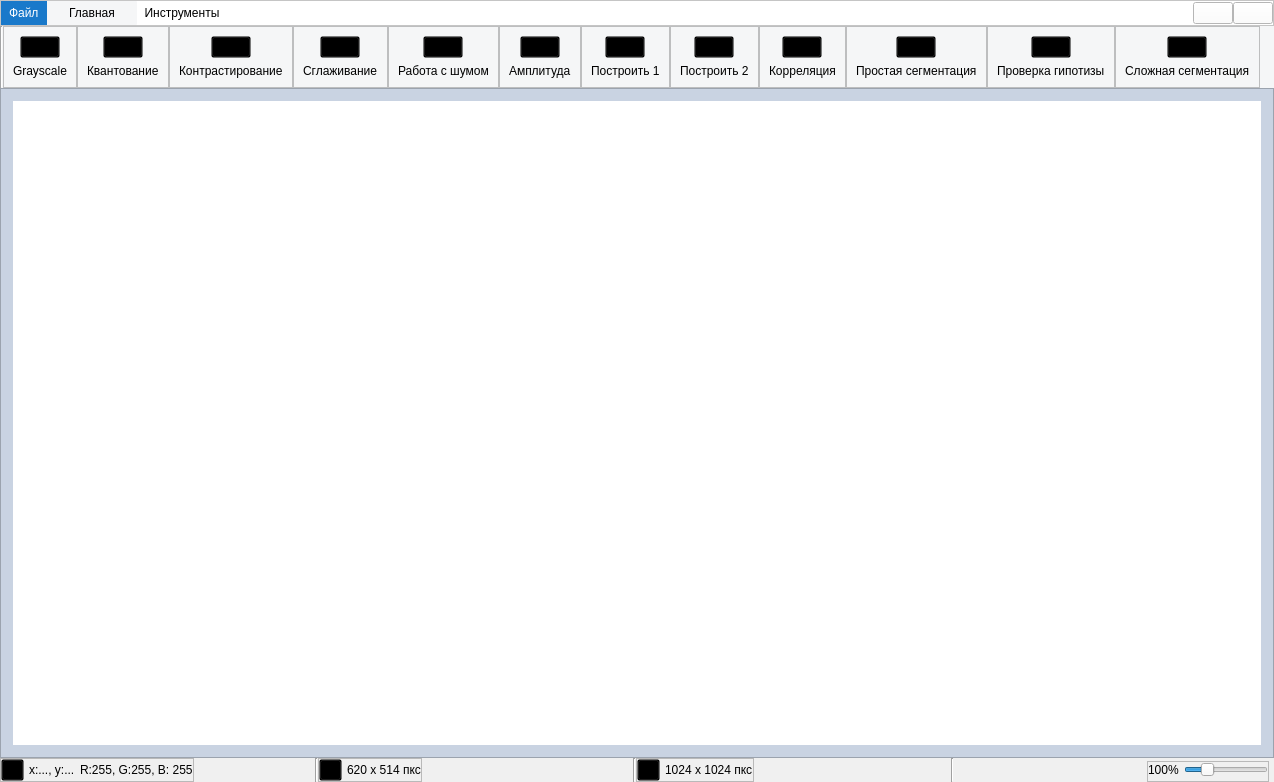
Vityshha/educational-photoshop, file views/ui/main_window.ui: the form before one commit.
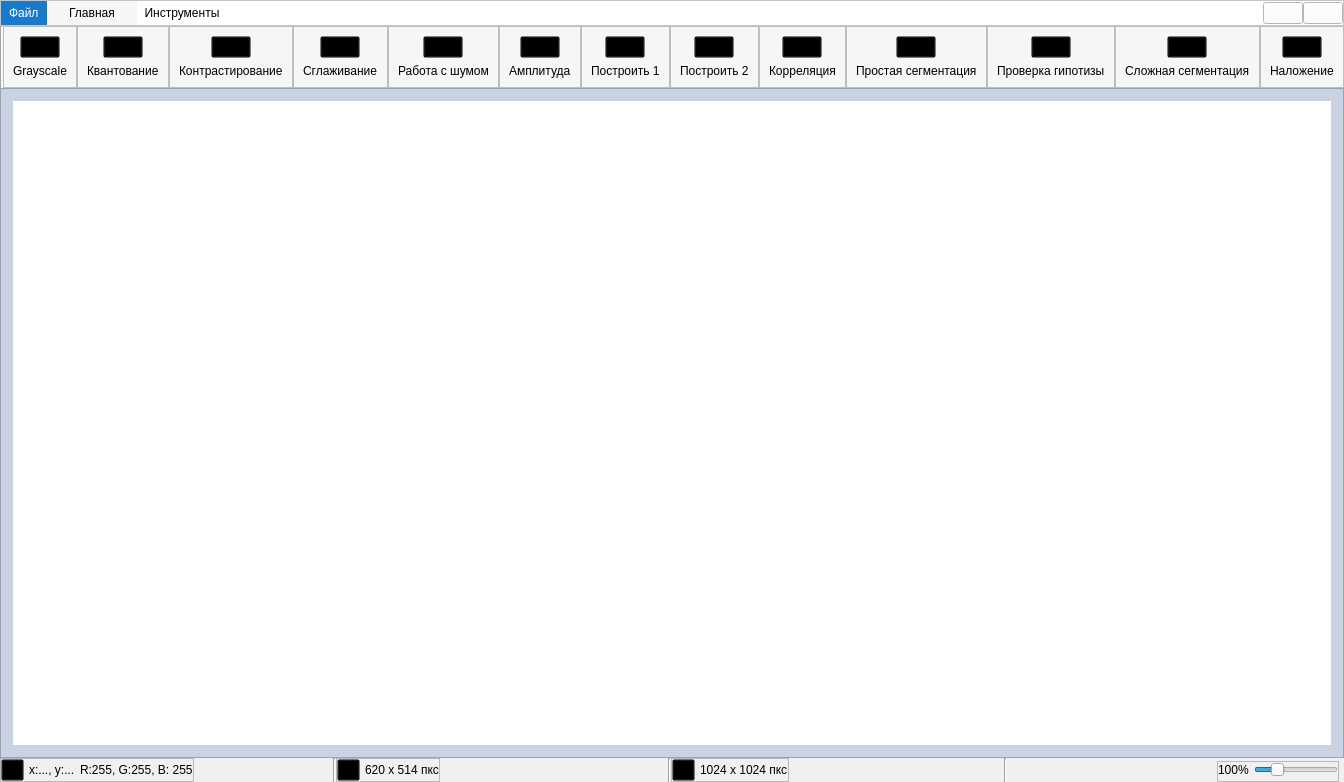
The form after the commit. Icons and pictures are not drawn.

The edit to the form file:
```diff
--- a/views/ui/main_window.ui
+++ b/views/ui/main_window.ui
@@ -823,6 +823,37 @@
                 </layout>
                </widget>
               </item>
+              <item>
+               <widget class="QFrame" name="frame_24">
+                <property name="frameShape">
+                 <enum>QFrame::StyledPanel</enum>
+                </property>
+                <property name="frameShadow">
+                 <enum>QFrame::Raised</enum>
+                </property>
+                <layout class="QVBoxLayout" name="verticalLayout_20">
+                 <item alignment="Qt::AlignHCenter">
+                  <widget class="QPushButton" name="btn_overlay">
+                   <property name="styleSheet">
+                    <string notr="true">background-color: transparent;
+image: url(:/newPrefix/images/layers_96dp_000000_FILL0_wght400_GRAD0_opsz48.png);
+</string>
+                   </property>
+                   <property name="text">
+                    <string/>
+                   </property>
+                  </widget>
+                 </item>
+                 <item alignment="Qt::AlignHCenter">
+                  <widget class="QLabel" name="label_16">
+                   <property name="text">
+                    <string>Наложение</string>
+                   </property>
+                  </widget>
+                 </item>
+                </layout>
+               </widget>
+              </item>
               <item>
                <spacer name="horizontalSpacer_2">
                 <property name="orientation">
@@ -893,7 +924,7 @@
             <x>0</x>
             <y>0</y>
             <width>1266</width>
-            <height>659</height>
+            <height>660</height>
            </rect>
           </property>
           <layout class="QVBoxLayout" name="verticalLayout_5">
```
